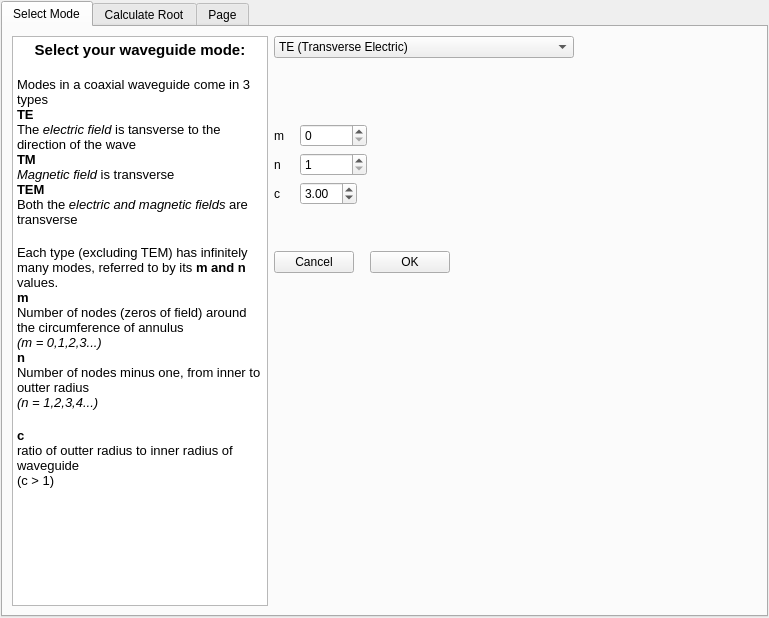
This is src/waveguide viewer.ui in tenulate/waveguide-viewer as Qt 5 draws it before an edit. The edited form follows.
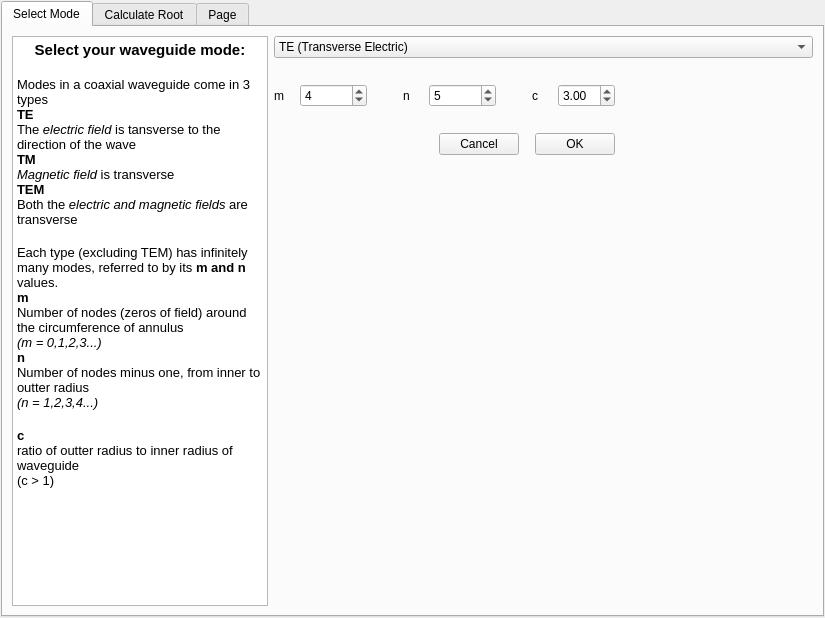
This is the edited form. Custom widgets are drawn as their Qt base class.

Commit message: Fixed initial tab window layout. Neater m,n,c spinbox layout

Patch:
```diff
--- a/src/waveguide viewer.ui
+++ b/src/waveguide viewer.ui
@@ -6,7 +6,7 @@
    <rect>
     <x>0</x>
     <y>0</y>
-    <width>769</width>
+    <width>825</width>
     <height>618</height>
    </rect>
   </property>
@@ -77,12 +77,6 @@
          <layout class="QVBoxLayout" name="verticalLayout_3">
           <item>
            <widget class="QComboBox" name="mode_comboBox">
-            <property name="maximumSize">
-             <size>
-              <width>300</width>
-              <height>16777215</height>
-             </size>
-            </property>
             <item>
              <property name="text">
               <string>TE (Transverse Electric)</string>
@@ -111,7 +105,7 @@
             <property name="sizeHint" stdset="0">
              <size>
               <width>20</width>
-              <height>60</height>
+              <height>20</height>
              </size>
             </property>
            </spacer>
@@ -148,6 +142,9 @@
               <property name="maximum">
                <number>100</number>
               </property>
+              <property name="value">
+               <number>4</number>
+              </property>
              </widget>
             </item>
             <item>
@@ -155,18 +152,17 @@
               <property name="orientation">
                <enum>Qt::Horizontal</enum>
               </property>
+              <property name="sizeType">
+               <enum>QSizePolicy::Fixed</enum>
+              </property>
               <property name="sizeHint" stdset="0">
                <size>
-                <width>40</width>
+                <width>30</width>
                 <height>20</height>
                </size>
               </property>
              </spacer>
             </item>
-           </layout>
-          </item>
-          <item>
-           <layout class="QHBoxLayout" name="horizontalLayout_3">
             <item>
              <widget class="QLabel" name="label_2">
               <property name="sizePolicy">
@@ -206,25 +202,27 @@
               <property name="maximum">
                <number>100</number>
               </property>
+              <property name="value">
+               <number>5</number>
+              </property>
              </widget>
             </item>
             <item>
-             <spacer name="horizontalSpacer_3">
+             <spacer name="horizontalSpacer_2">
               <property name="orientation">
                <enum>Qt::Horizontal</enum>
               </property>
+              <property name="sizeType">
+               <enum>QSizePolicy::Fixed</enum>
+              </property>
               <property name="sizeHint" stdset="0">
                <size>
-                <width>40</width>
+                <width>30</width>
                 <height>20</height>
                </size>
               </property>
              </spacer>
             </item>
-           </layout>
-          </item>
-          <item>
-           <layout class="QHBoxLayout" name="horizontalLayout_4">
             <item>
              <widget class="QLabel" name="label_3">
               <property name="sizePolicy">
@@ -273,7 +271,7 @@
              </widget>
             </item>
             <item>
-             <spacer name="horizontalSpacer_2">
+             <spacer name="horizontalSpacer_3">
               <property name="orientation">
                <enum>Qt::Horizontal</enum>
               </property>
@@ -298,13 +296,29 @@
             <property name="sizeHint" stdset="0">
              <size>
               <width>20</width>
-              <height>40</height>
+              <height>20</height>
              </size>
             </property>
            </spacer>
           </item>
           <item>
            <layout class="QHBoxLayout" name="horizontalLayout_7">
+            <item>
+             <spacer name="horizontalSpacer_7">
+              <property name="orientation">
+               <enum>Qt::Horizontal</enum>
+              </property>
+              <property name="sizeType">
+               <enum>QSizePolicy::Fixed</enum>
+              </property>
+              <property name="sizeHint" stdset="0">
+               <size>
+                <width>165</width>
+                <height>20</height>
+               </size>
+              </property>
+             </spacer>
+            </item>
             <item>
              <widget class="QPushButton" name="mode_CancelButton">
               <property name="sizePolicy">
```
Left out of the diff: 10 changed lines with no effect on the pictures. The commit also changes 1 other file.
